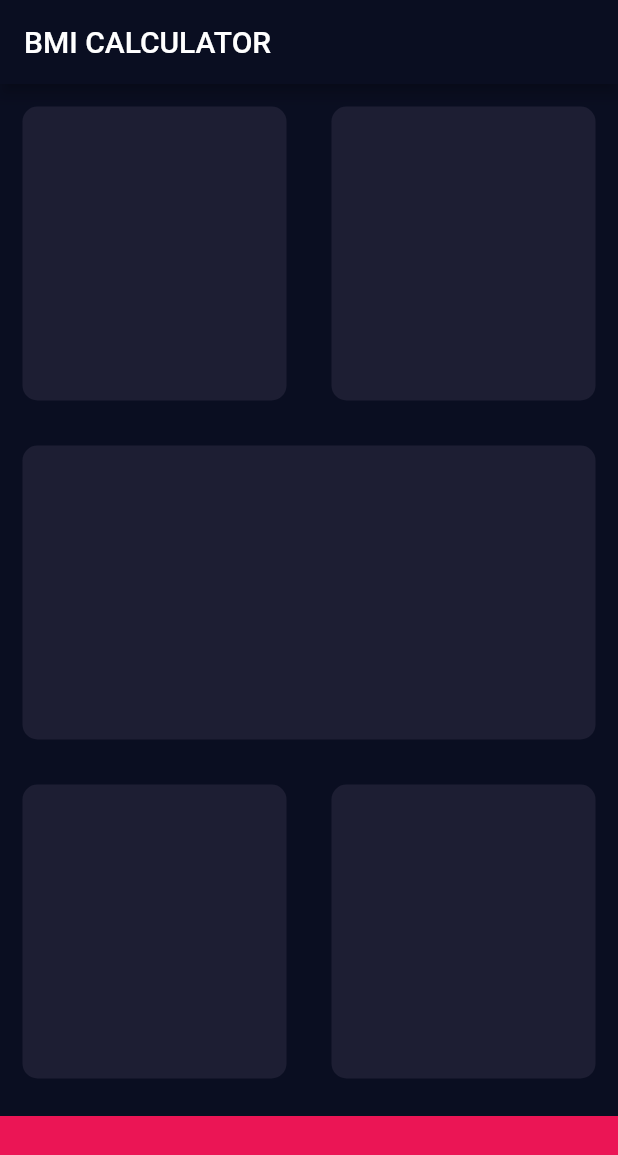
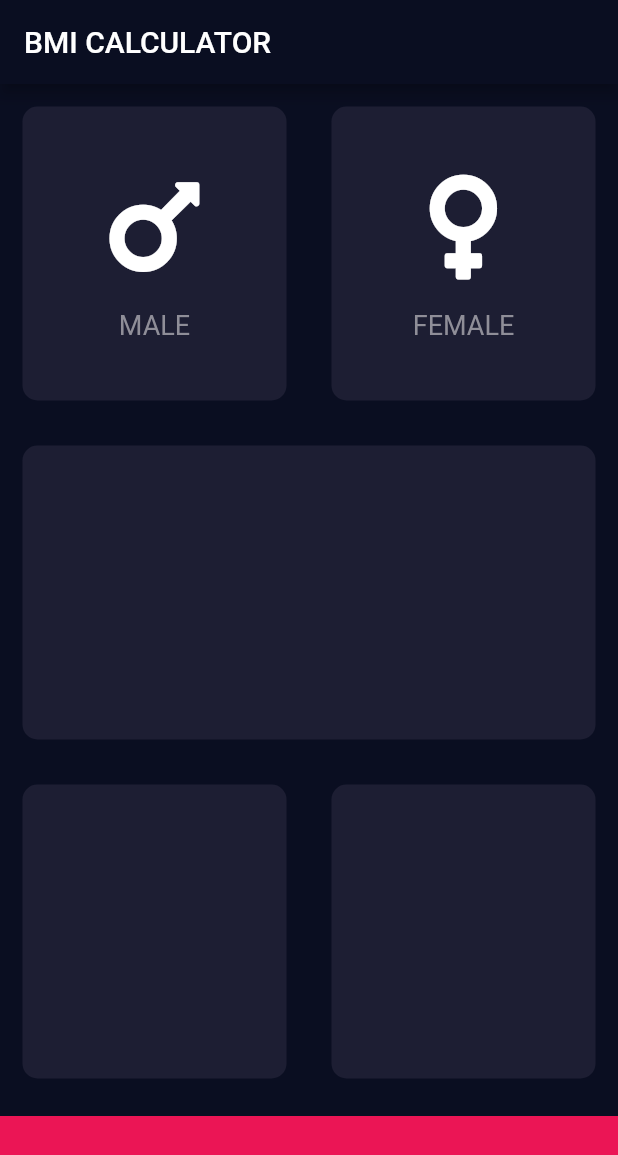
Before and after one commit to shubhamkarande13/bmi-calculator-flutter, a Flutter app: the screen it shows after launch, on a phone screen of 412 x 824 dp. Shown: the top 1155 px of the screen. Run offline on Flutter 3.47's test engine with Material 2 defaults, Android fonts, the phone set to English and light mode, and no system bars; our stand-ins replace font_awesome_flutter.

Commit message:
add gender selector

```diff
--- /dev/null
+++ b/lib/icon_content.dart
@@ -0,0 +1,29 @@
+import 'package:flutter/material.dart';
+
+class IconContent extends StatelessWidget {
+
+  final IconData icon;
+  final String label;
+
+  IconContent({this.icon,this.label});
+
+  @override
+  Widget build(BuildContext context) {
+    return Column(
+      mainAxisAlignment: MainAxisAlignment.center,
+      children: <Widget>[
+        Icon(
+          icon,
+          size: 80.0,
+        ),
+        SizedBox(
+          height: 15.0,
+        ),
+        Text(label, style: TextStyle(
+          fontSize: 18.0,color: Color(0xFF8F8E98),
+        ),
+        ),
+      ],
+    );
+  }
+}
--- a/lib/input_page.dart
+++ b/lib/input_page.dart
@@ -1,5 +1,8 @@
 import 'package:flutter/cupertino.dart';
 import 'package:flutter/material.dart';
+import 'package:font_awesome_flutter/font_awesome_flutter.dart';
+import 'icon_content.dart';
+import 'reuseable_card.dart';
 
 const bottomContainerHeight = 80.0;
 const activeCardColor = Color(0xFF1D1E33);
@@ -20,9 +23,10 @@ class _InputPageState extends State<InputPage> {
         children: <Widget>[
           Expanded(child: Row(
             children: <Widget>[
-              Expanded(child: ReuseableCard(colour: activeCardColor,),),
-              Expanded(child: ReuseableCard(colour: activeCardColor,),),
-            ],
+              Expanded(child: ReuseableCard(colour: activeCardColor,
+              cardChild: IconContent(icon: FontAwesomeIcons.mars, label: 'MALE',),),),
+              Expanded(child: ReuseableCard(colour: activeCardColor,cardChild: IconContent(icon: FontAwesomeIcons.venus, label: 'FEMALE',),),
+              ),],
           )),
           Expanded(child: ReuseableCard(colour: activeCardColor,),),
           Expanded(child: Row(
@@ -40,22 +44,3 @@ class _InputPageState extends State<InputPage> {
     );
   }
 }
-
-class ReuseableCard extends StatelessWidget {
-
-  ReuseableCard({@required this.colour, this.cardChild}) ;
-  final Color colour;
-  final Widget cardChild;
-
-  @override
-  Widget build(BuildContext context) {
-    return Container(
-      child: cardChild,
-      margin: EdgeInsets.all(15.0),
-      decoration: BoxDecoration(
-        color: colour,
-        borderRadius: BorderRadius.circular(10.0),
-      ),
-    );
-  }
-}
--- /dev/null
+++ b/lib/reuseable_card.dart
@@ -0,0 +1,20 @@
+import 'package:flutter/material.dart';
+
+class ReuseableCard extends StatelessWidget {
+
+  ReuseableCard({@required this.colour, this.cardChild}) ;
+  final Color colour;
+  final Widget cardChild;
+
+  @override
+  Widget build(BuildContext context) {
+    return Container(
+      child: cardChild,
+      margin: EdgeInsets.all(15.0),
+      decoration: BoxDecoration(
+        color: colour,
+        borderRadius: BorderRadius.circular(10.0),
+      ),
+    );
+  }
+}
--- a/pubspec.yaml
+++ b/pubspec.yaml
@@ -11,7 +11,7 @@ dependencies:
     sdk: flutter
 
   cupertino_icons: ^0.1.2
-
+  font_awesome_flutter: ^8.4.0
 dev_dependencies:
   flutter_test:
     sdk: flutter
```
